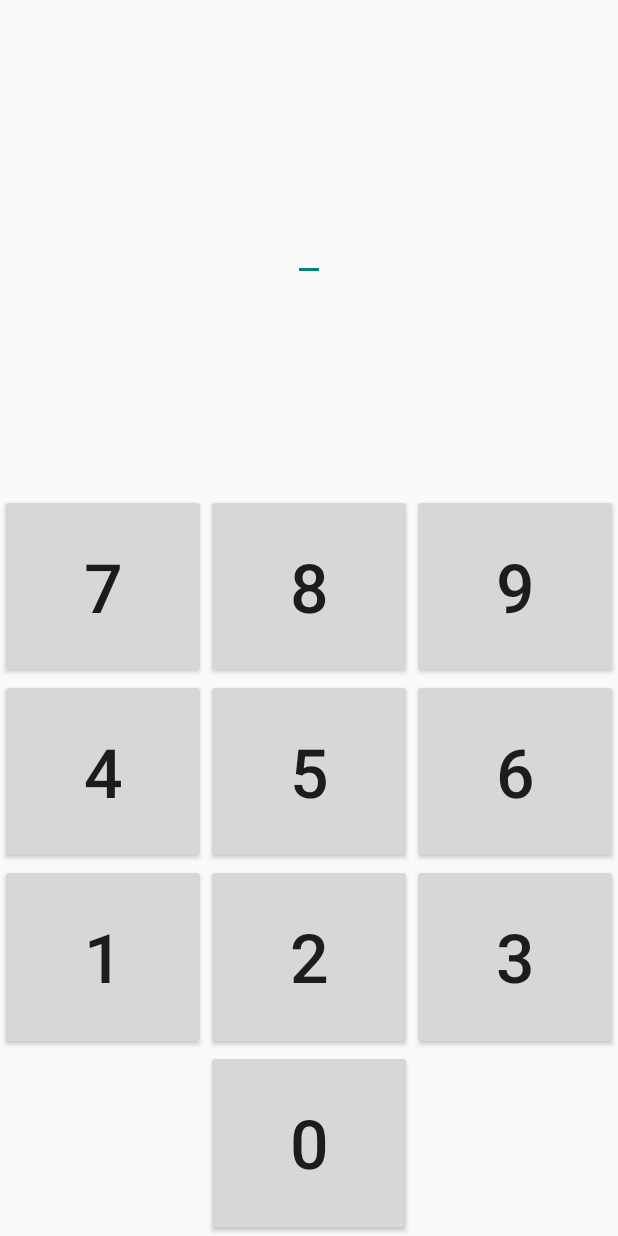
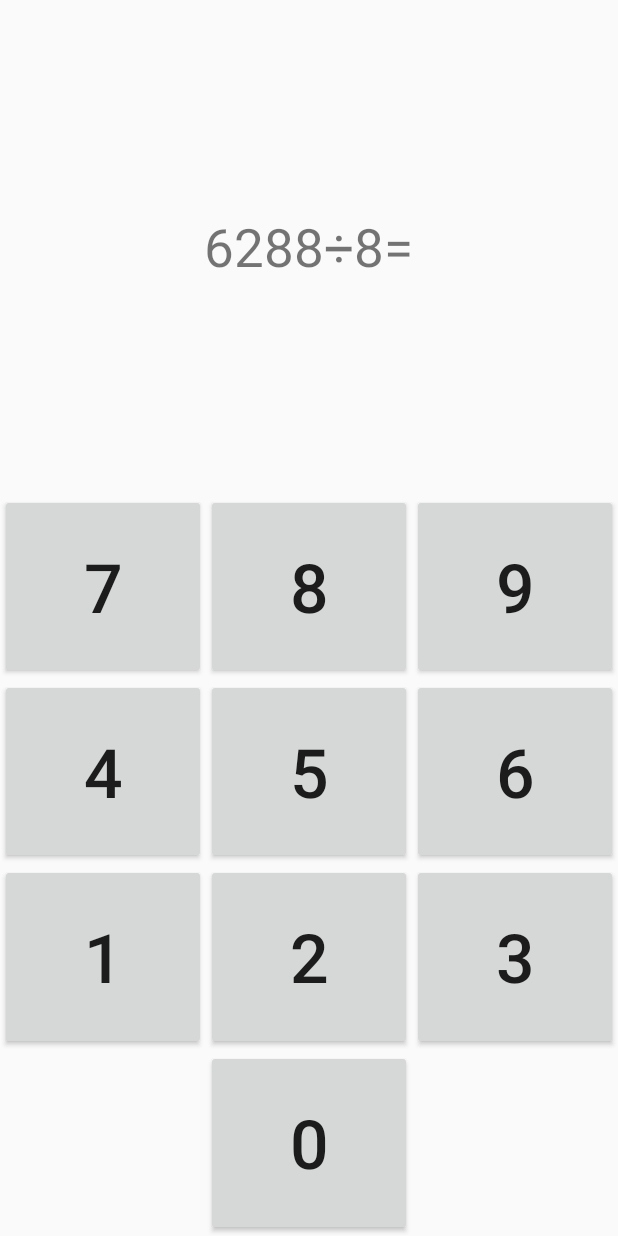
Before and after one commit to Sebastian-/ArithmeticApp, an Android app: the screen it shows after launch (MainActivity), on a phone screen of 412 x 824 dp. Run offline under Robolectric (Android 15) with nearby library versions, the phone set to English and light mode, and no system bars.

Commit message:
Division Question Implementation

```diff
--- /dev/null
+++ b/app/src/main/java/com/airohm/arithmeticapp/DivisionHolder.java
@@ -0,0 +1,25 @@
+package com.airohm.arithmeticapp;
+
+import android.view.View;
+import android.widget.TextView;
+
+import java.util.ArrayList;
+
+/**
+ * Created by Sebastian on 2017-07-22.
+ */
+
+public class DivisionHolder {
+
+    protected View question;
+    protected TextView num1;
+    protected TextView num2;
+    protected ArrayList<TextView> answer;
+
+    DivisionHolder(View question){
+        this.question = question;
+        this.num1 = (TextView) question.findViewById(R.id.num1);
+        this.num2 = (TextView) question.findViewById(R.id.num2);
+        answer = new ArrayList<TextView>();
+    }
+}
--- /dev/null
+++ b/app/src/main/java/com/airohm/arithmeticapp/DivisionQuestion.java
@@ -0,0 +1,73 @@
+package com.airohm.arithmeticapp;
+
+import android.view.LayoutInflater;
+import android.view.View;
+import android.view.ViewGroup;
+import android.widget.LinearLayout;
+import android.widget.TextView;
+
+import org.w3c.dom.Text;
+
+import java.util.Random;
+
+/**
+ * Created by Sebastian on 2017-07-18.
+ */
+
+public class DivisionQuestion {
+
+    private String dividend;
+    private String divisor;
+    private char[] ans;
+    private DivisionHolder UIholder;
+
+    // To avoid any GUI issues and make questions manageable, the divisor is limited to 1 digit,
+    // and the answer to 3
+    public DivisionQuestion() {
+        Random random = new Random();
+
+        int divisor = random.nextInt(9) + 1;
+        int answer = random.nextInt(999) + 1;
+        int dividend = divisor * answer;
+
+        this.dividend = Integer.toString(dividend);
+        this.divisor = Integer.toString(divisor);
+        ans = Integer.toString(answer).toCharArray();
+    }
+
+    public View renderQuestion(LayoutInflater inflater, ViewGroup questionArea) {
+        View question = inflater.inflate(R.layout.division, questionArea);
+
+        DivisionHolder holder = new DivisionHolder(question);
+        question.setTag(holder);
+        holder.question = question;
+        holder.num1.setText(dividend);
+        holder.num2.setText(divisor);
+        UIholder = holder;
+
+        return question;
+    }
+
+    public void prepAnswerWidgets(LayoutInflater inflater, ViewGroup answerArea) {
+        for (char c : ans) {
+            TextView answerWidget = (TextView) inflater.inflate(R.layout.answer_widget, answerArea, false);
+            answerArea.addView(answerWidget);
+            UIholder.answer.add(answerWidget);
+        }
+    }
+
+    public TextView getInputWidget(int index) {
+        return UIholder.answer.get(index);
+    }
+
+    //TODO check for bounds for answer index
+    public boolean checkInput(String input, int answerIndex) {
+        if (answerIndex < ans.length) {
+            return String.valueOf(ans[answerIndex]).equals(input);
+        } else {
+            return false;
+        }
+
+    }
+
+}
--- a/app/src/main/java/com/airohm/arithmeticapp/MainActivity.java
+++ b/app/src/main/java/com/airohm/arithmeticapp/MainActivity.java
@@ -1,27 +1,45 @@
 package com.airohm.arithmeticapp;
 
 import android.graphics.Color;
-import android.graphics.PorterDuff;
-import android.support.annotation.IdRes;
 import android.support.v7.app.AppCompatActivity;
 import android.os.Bundle;
+import android.view.LayoutInflater;
 import android.view.View;
+import android.view.ViewGroup;
 import android.widget.Button;
-import android.widget.EditText;
+import android.widget.TextView;
 
 public class MainActivity extends AppCompatActivity {
 
-    EditText currentInputBox;
+    TextView currentInputWidget;
+    DivisionQuestion currentQuestion;
+    //TODO move answerIndex into question class, make calls to checkInput update accordingly
+    int answerIndex = 0;
 
     @Override
     protected void onCreate(Bundle savedInstanceState) {
         super.onCreate(savedInstanceState);
         setContentView(R.layout.activity_main);
-        currentInputBox = (EditText) findViewById(R.id.editText);
+        LayoutInflater inflater = getLayoutInflater();
+
+        currentQuestion = new DivisionQuestion();
+        currentQuestion.renderQuestion(inflater, (ViewGroup) findViewById(R.id.question_area));
+        currentQuestion.prepAnswerWidgets(inflater, (ViewGroup) findViewById(R.id.answer_area));
+        currentInputWidget = currentQuestion.getInputWidget(answerIndex);
     }
 
+
+    //TODO check for out of bounds for answer index
     public void numButtonPress(View numButton) {
         Button b = (Button) numButton;
-        currentInputBox.setText(b.getText());
+        String input = b.getText().toString();
+        if (currentQuestion.checkInput(input, answerIndex)) {
+            currentInputWidget.setText(input);
+            answerIndex++;
+            currentInputWidget = currentQuestion.getInputWidget(answerIndex);
+        } else {
+            currentInputWidget.setText(b.getText());
+            currentInputWidget.setTextColor(Color.RED);
+        }
     }
 }
--- a/app/src/main/res/layout/activity_main.xml
+++ b/app/src/main/res/layout/activity_main.xml
@@ -7,27 +7,24 @@
     android:layout_height="match_parent"
     tools:context="com.airohm.arithmeticapp.MainActivity">
 
-    <EditText
-        android:id="@+id/editText"
-        android:layout_width="wrap_content"
-        android:layout_height="wrap_content"
-        android:ems="1"
-        android:inputType="number"
-        android:layout_marginBottom="8dp"
-        app:layout_constraintBottom_toTopOf="@+id/linearLayout"
-        app:layout_constraintTop_toTopOf="parent"
-        android:layout_marginTop="8dp"
-        android:layout_marginRight="8dp"
-        app:layout_constraintRight_toRightOf="parent"
-        android:layout_marginLeft="8dp"
-        app:layout_constraintLeft_toLeftOf="parent" />
-
     <android.support.constraint.Guideline
         android:id="@+id/guideline_main"
         android:layout_height="match_parent"
         android:layout_width="match_parent"
         android:orientation="horizontal"
         app:layout_constraintGuide_percent=".40"/>
+
+    <LinearLayout
+        android:id="@+id/question_area"
+        android:layout_width="0dp"
+        android:layout_height="0dp"
+        android:gravity="center"
+        android:orientation="vertical"
+        app:layout_constraintBottom_toTopOf="@id/guideline_main"
+        app:layout_constraintTop_toTopOf="parent"
+        app:layout_constraintEnd_toEndOf="parent"
+        app:layout_constraintStart_toStartOf="parent">
+    </LinearLayout>
 
     <LinearLayout
         android:layout_width="0dp"
@@ -129,7 +126,6 @@
                 style="@style/ButtonStyle"/>
         </LinearLayout>
 
-
     </LinearLayout>
 
 </android.support.constraint.ConstraintLayout>
--- /dev/null
+++ b/app/src/main/res/layout/answer_widget.xml
@@ -0,0 +1,5 @@
+<?xml version="1.0" encoding="utf-8"?>
+<TextView xmlns:android="http://schemas.android.com/apk/res/android"
+    android:layout_width="wrap_content"
+    android:layout_height="match_parent"
+    android:textSize="35sp"/>
--- /dev/null
+++ b/app/src/main/res/layout/division.xml
@@ -0,0 +1,60 @@
+<?xml version="1.0" encoding="utf-8"?>
+<LinearLayout xmlns:android="http://schemas.android.com/apk/res/android"
+    android:layout_width="wrap_content"
+    android:layout_height="wrap_content"
+    android:orientation="horizontal"
+    android:layout_gravity="center">
+
+    <TextView
+        android:id="@+id/num1"
+        android:layout_width="wrap_content"
+        android:layout_height="wrap_content"
+        android:textSize="35sp"/>
+
+    <TextView
+        android:id="@+id/division"
+        android:layout_width="wrap_content"
+        android:layout_height="wrap_content"
+        android:textSize="35sp"
+        android:text="@string/division"/>
+
+    <TextView
+        android:id="@+id/num2"
+        android:layout_width="wrap_content"
+        android:layout_height="wrap_content"
+        android:textSize="35sp"/>
+
+    <TextView
+        android:id="@+id/equals"
+        android:layout_width="wrap_content"
+        android:layout_height="wrap_content"
+        android:textSize="35sp"
+        android:text="@string/equals"/>
+
+    <LinearLayout
+        android:id="@+id/answer_area"
+        android:layout_width="wrap_content"
+        android:layout_height="match_parent"
+        android:orientation="horizontal"
+        android:layout_gravity="left">
+    </LinearLayout>
+
+    <TextView
+        android:id="@+id/ans1"
+        android:layout_width="wrap_content"
+        android:layout_height="match_parent"
+        android:textSize="35sp"/>
+
+    <TextView
+        android:id="@+id/ans2"
+        android:layout_width="wrap_content"
+        android:layout_height="match_parent"
+        android:textSize="35sp"/>
+
+    <TextView
+        android:id="@+id/ans3"
+        android:layout_width="wrap_content"
+        android:layout_height="match_parent"
+        android:textSize="35sp"/>
+
+</LinearLayout>
--- a/app/src/main/res/values/strings.xml
+++ b/app/src/main/res/values/strings.xml
@@ -10,4 +10,6 @@
     <string name="seven">7</string>
     <string name="eight">8</string>
     <string name="nine">9</string>
+    <string name="equals">=</string>
+    <string name="division">\u00F7</string>
 </resources>
```
